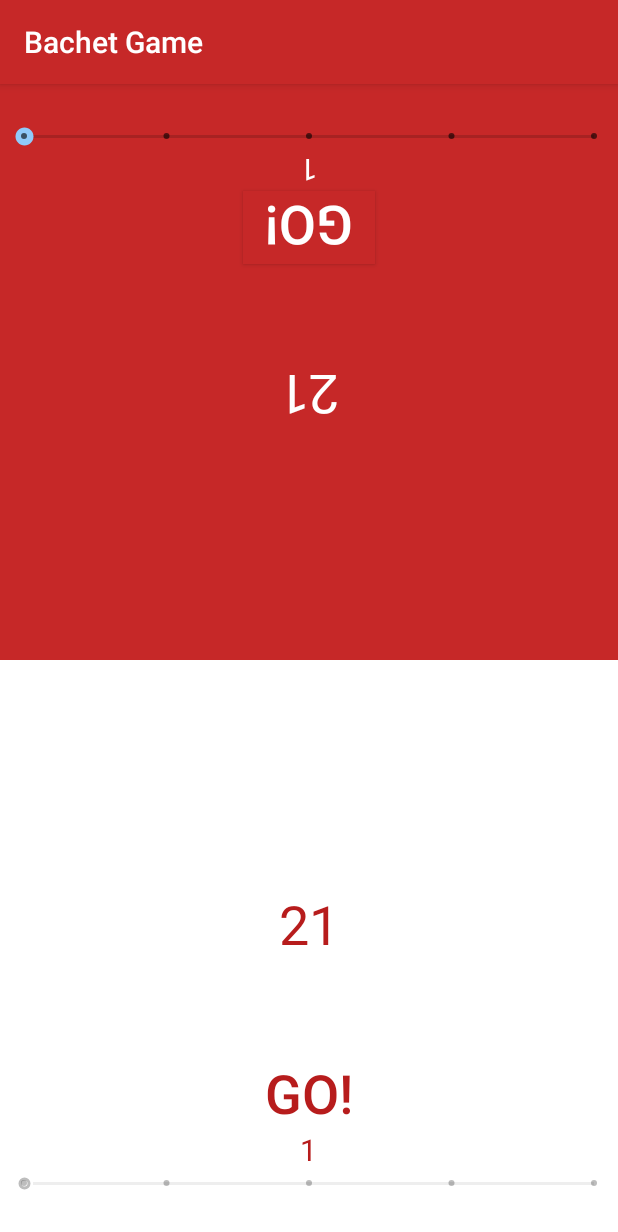
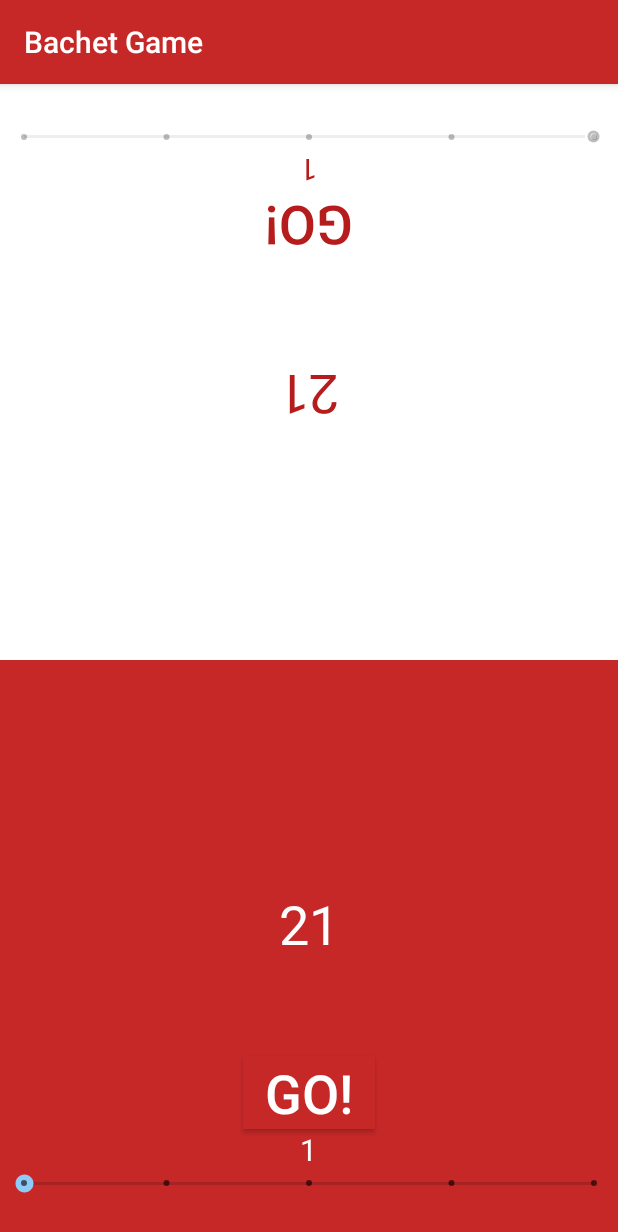
Before and after one commit to KalinD/The-ERRORs, an Android app: the BasheGameActivity screen opened directly, with no data from a screen before it, on a phone screen of 412 x 824 dp. Shown: the top 1232 px of the screen. Run offline under Robolectric (Android 15) with nearby library versions, the phone set to English and light mode, and no system bars; our stand-ins replace ButterKnife; 1 statement that could not run was skipped.

Commit message:
Fixed Bachet game color bug

```diff
--- a/app/src/main/java/com/theerrors/xames/BasheGameActivity.java
+++ b/app/src/main/java/com/theerrors/xames/BasheGameActivity.java
@@ -83,7 +83,6 @@ public class BasheGameActivity extends AppCompatActivity {
             });
             AlertDialog endGame = builder.create();
             endGame.show();
-
         }
 
     }
@@ -92,7 +91,6 @@ public class BasheGameActivity extends AppCompatActivity {
         super.onCreate(savedInstanceState);
         setContentView(R.layout.activity_bashe_main);
         ButterKnife.bind(this);
-
         mRelativeLayout1.setBackgroundColor(getResources().getColor(R.color.colorPrimary));
         mSubmitBtn1.setBackgroundColor(getResources().getColor(R.color.colorPrimary));
         mSubmitBtn1.setTextColor(getResources().getColor(R.color.white));
@@ -179,10 +177,8 @@ public class BasheGameActivity extends AppCompatActivity {
     }
     @OnClick(R.id.btn_player2_submit)
     public void onSubmitButton2Clicked() {
-       reverseColors(1);
-
+        reverseColors(1);
         points -= mPlayer2Bar.getProgress() + 1;
-
         checkForAWin();
         mP1RemainingScore.setText(Integer.toString(Math.max(0, points)));
         mP2RemainingScore.setText(Integer.toString(Math.max(0, points)));
--- a/app/src/main/res/layout/activity_bashe_main.xml
+++ b/app/src/main/res/layout/activity_bashe_main.xml
@@ -5,6 +5,60 @@
     android:layout_width="match_parent"
     android:layout_height="match_parent"
     android:orientation="vertical">
+
+    <RelativeLayout
+        android:id="@+id/rl_player2"
+        android:layout_width="match_parent"
+        android:layout_height="match_parent"
+        android:layout_weight="1"
+        android:background="@color/white">
+
+        <SeekBar
+            android:id="@+id/sb_player2"
+            style="@style/Widget.AppCompat.SeekBar.Discrete"
+            android:layout_width="fill_parent"
+            android:layout_height="wrap_content"
+            android:layout_alignParentLeft="true"
+            android:layout_alignParentStart="true"
+            android:layout_alignParentTop="true"
+            android:rotation="180"
+            android:layout_marginTop="26dp" />
+
+        <TextView
+            android:id="@+id/tv_player2_points"
+            android:layout_width="wrap_content"
+            android:layout_height="wrap_content"
+            android:layout_below="@+id/sb_player2"
+            android:layout_centerHorizontal="true"
+            android:rotation="180"
+            android:text="5"
+            android:textColor="@color/colorPrimaryDark"
+            android:textSize="20sp" />
+
+        <Button
+            android:id="@+id/btn_player2_submit"
+            android:layout_width="wrap_content"
+            android:layout_height="wrap_content"
+            android:layout_below="@+id/tv_player2_points"
+            android:layout_centerHorizontal="true"
+            android:rotation="180"
+            android:text="@string/go"
+            android:textColor="@color/colorPrimaryDark"
+            android:background="@color/white"
+            android:textSize="36sp"/>
+
+        <TextView
+            android:id="@+id/tv_p2_remaining_score"
+            android:layout_width="wrap_content"
+            android:layout_height="wrap_content"
+            android:layout_below="@id/btn_player2_submit"
+            android:layout_centerHorizontal="true"
+            android:layout_marginTop="64dp"
+            android:rotation="180"
+            android:text="21"
+            android:textSize="36sp"
+            android:textColor="@color/colorPrimaryDark"/>
+    </RelativeLayout>
 
     <RelativeLayout
         android:id="@+id/rl_player1"
@@ -18,16 +72,15 @@
             style="@style/Widget.AppCompat.SeekBar.Discrete"
             android:layout_width="fill_parent"
             android:layout_height="wrap_content"
-            android:layout_alignParentTop="true"
-            android:layout_marginTop="26dp" />
+            android:layout_alignParentBottom="true"
+            android:layout_marginBottom="26dp" />
 
         <TextView
             android:id="@+id/tv_player1_points"
             android:layout_width="wrap_content"
             android:layout_height="wrap_content"
-            android:layout_below="@+id/sb_player1"
+            android:layout_above="@+id/sb_player1"
             android:layout_centerHorizontal="true"
-            android:rotation="180"
             android:text="5"
             android:textColor="@color/colorPrimaryDark"
             android:textSize="20sp" />
@@ -36,57 +89,7 @@
             android:id="@+id/btn_player1_submit"
             android:layout_width="wrap_content"
             android:layout_height="wrap_content"
-            android:layout_below="@+id/tv_player1_points"
-            android:layout_centerHorizontal="true"
-            android:rotation="180"
-            android:text="@string/go"
-            android:textColor="@color/colorPrimaryDark"
-            android:background="@color/white"
-            android:textSize="36sp"/>
-
-        <TextView
-            android:id="@+id/tv_p1_remaining_score"
-            android:layout_width="wrap_content"
-            android:layout_height="wrap_content"
-            android:layout_below="@id/btn_player1_submit"
-            android:layout_centerHorizontal="true"
-            android:layout_marginTop="64dp"
-            android:rotation="180"
-            android:text="21"
-            android:textSize="36sp"
-            android:textColor="@color/colorPrimaryDark"/>
-    </RelativeLayout>
-
-    <RelativeLayout
-        android:id="@+id/rl_player2"
-        android:layout_width="match_parent"
-        android:layout_height="match_parent"
-        android:layout_weight="1"
-        android:background="@color/white">
-
-        <SeekBar
-            android:id="@+id/sb_player2"
-            style="@style/Widget.AppCompat.SeekBar.Discrete"
-            android:layout_width="fill_parent"
-            android:layout_height="wrap_content"
-            android:layout_alignParentBottom="true"
-            android:layout_marginBottom="26dp" />
-
-        <TextView
-            android:id="@+id/tv_player2_points"
-            android:layout_width="wrap_content"
-            android:layout_height="wrap_content"
-            android:layout_above="@+id/sb_player2"
-            android:layout_centerHorizontal="true"
-            android:text="5"
-            android:textColor="@color/colorPrimaryDark"
-            android:textSize="20sp" />
-
-        <Button
-            android:id="@+id/btn_player2_submit"
-            android:layout_width="wrap_content"
-            android:layout_height="wrap_content"
-            android:layout_above="@+id/tv_player2_points"
+            android:layout_above="@+id/tv_player1_points"
             android:layout_centerHorizontal="true"
             android:text="@string/go"
             android:textColor="@color/colorPrimaryDark"
@@ -95,10 +98,10 @@
             />
 
         <TextView
-            android:id="@+id/tv_p2_remaining_score"
+            android:id="@+id/tv_p1_remaining_score"
             android:layout_width="wrap_content"
             android:layout_height="wrap_content"
-            android:layout_above="@+id/btn_player2_submit"
+            android:layout_above="@+id/btn_player1_submit"
             android:layout_centerHorizontal="true"
             android:layout_marginBottom="64dp"
             android:textColor="@color/colorPrimaryDark"
--- a/app/src/main/res/layout/activity_dudeli_main.xml
+++ b/app/src/main/res/layout/activity_dudeli_main.xml
@@ -100,4 +100,5 @@
             android:layout_weight="1"
             android:text="5"/>
     </LinearLayout>
+
 </RelativeLayout>
```
Also changed, not shown: app/src/main/java/com/theerrors/xames/DudeliGameActivity.java (+85 -0 lines).
